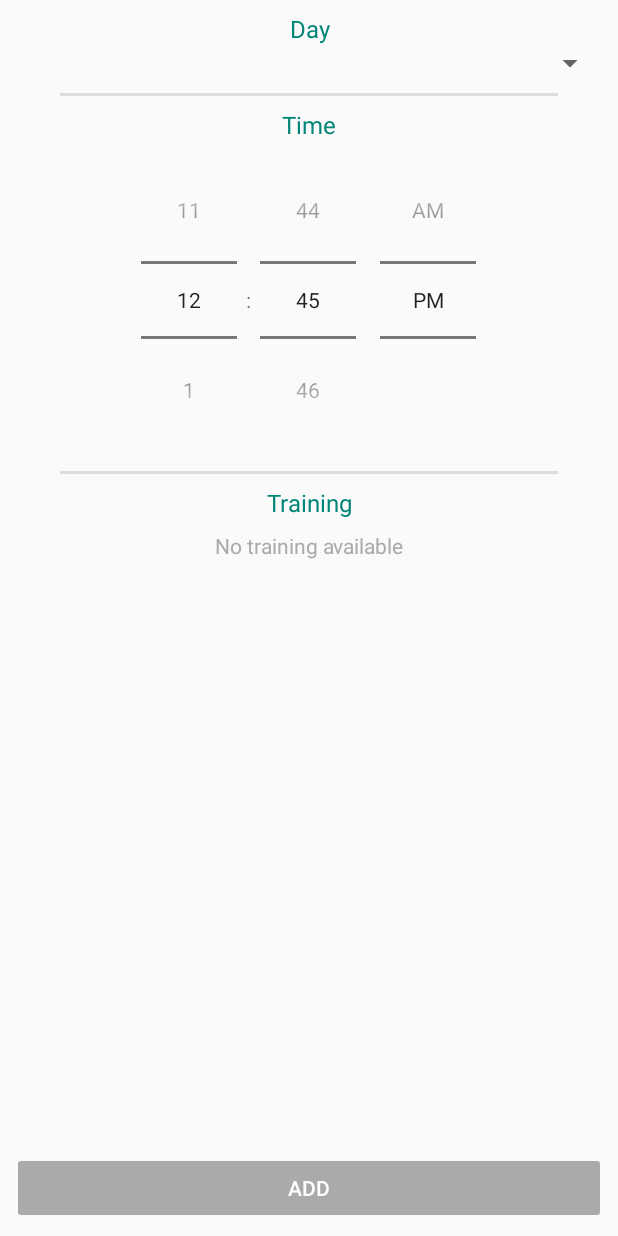
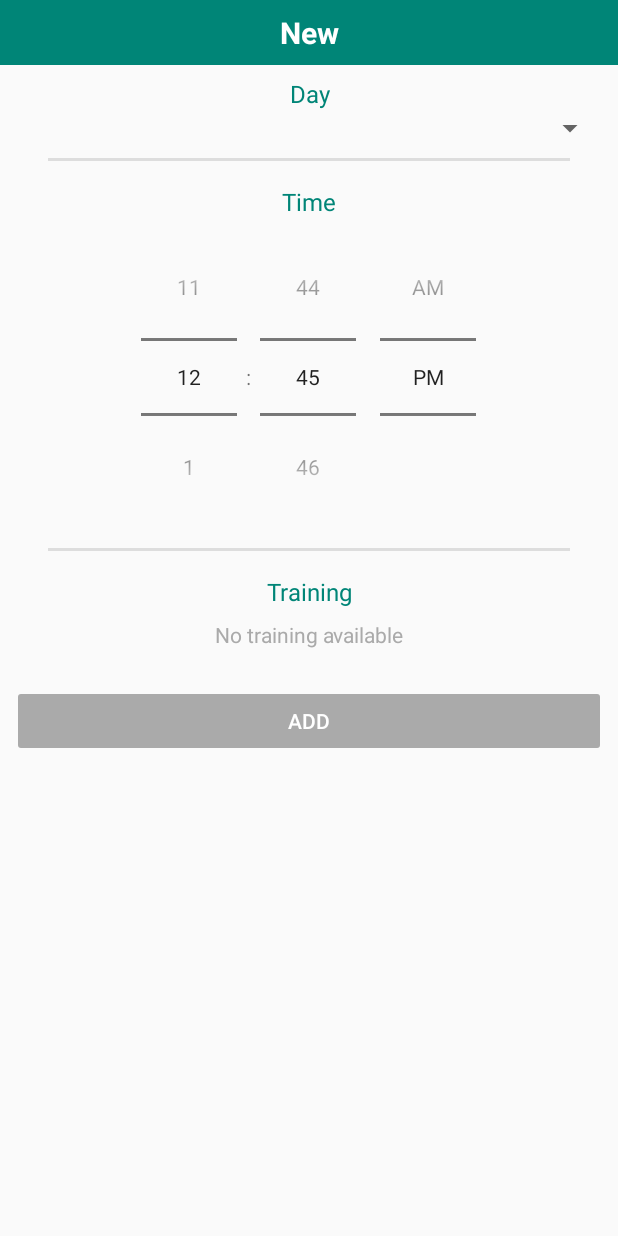
Before and after one commit to lulula1/MuscuBoost, an Android app: the layout schedule_add_fragment.xml on its own in the app's theme, with its tools: preview values and no code run, on a phone screen of 412 x 824 dp. Run offline under Robolectric (Android 15) with nearby library versions, the phone set to English and light mode, and no system bars.

Commit message:
Modification de l'interface d'ajout de créneau horaire

```diff
--- a/app/src/main/java/uqac/dim/muscuboost/ui/schedule/fragment/AddSlotDialogFragment.java
+++ b/app/src/main/java/uqac/dim/muscuboost/ui/schedule/fragment/AddSlotDialogFragment.java
@@ -4,15 +4,18 @@ import android.app.Dialog;
 import android.support.design.widget.BottomSheetDialogFragment;
 import android.text.format.DateFormat;
 import android.view.View;
+import android.view.ViewGroup;
 import android.widget.AdapterView;
 import android.widget.ArrayAdapter;
 import android.widget.Button;
+import android.widget.LinearLayout;
 import android.widget.ListView;
 import android.widget.Spinner;
 import android.widget.TextView;
 import android.widget.TimePicker;
 
 import java.util.ArrayList;
+import java.util.Calendar;
 import java.util.List;
 
 import uqac.dim.muscuboost.R;
@@ -48,14 +51,20 @@ public class AddSlotDialogFragment extends BottomSheetDialogFragment {
     public void onStart() {
         super.onStart();
 
+        final int MAX_SLOTS_SHOWN = 5;
+
         daysSpinner.setAdapter(new ArrayAdapter<>(getContext(),
                 android.R.layout.simple_spinner_dropdown_item, getWrappedWeek()));
+        daysSpinner.setSelection((Calendar.getInstance().get(Calendar.DAY_OF_WEEK) + 5) % 7);
 
         timePicker.setIs24HourView(DateFormat.is24HourFormat(getContext()));
 
         if(slottables != null && !slottables.isEmpty()) {
             slotsList.setAdapter(new ArrayAdapter<>(getContext(),
                     android.R.layout.simple_list_item_single_choice, getWrappedSlottables()));
+            slotsList.setLayoutParams(new LinearLayout.LayoutParams(
+                    ViewGroup.LayoutParams.MATCH_PARENT,
+                    Math.min(slottables.size(), MAX_SLOTS_SHOWN) * 100));
             emptyListText.setVisibility(View.GONE);
         }
 
--- a/app/src/main/res/layout/schedule_add_fragment.xml
+++ b/app/src/main/res/layout/schedule_add_fragment.xml
@@ -4,12 +4,19 @@
     android:layout_width="match_parent"
     android:layout_height="match_parent"
     android:orientation="vertical"
-    android:padding="8dp"
     tools:context=".ui.schedule.fragment.AddSlotDialogFragment">
+
+    <TextView
+        style="@style/schedule.addSlot.title"
+        android:text="@string/add_slot_new" />
+
+    <android.support.v4.widget.NestedScrollView
+        android:layout_width="match_parent"
+        android:layout_height="wrap_content">
 
         <LinearLayout
             android:layout_width="match_parent"
-        android:layout_height="wrap_content"
+            android:layout_height="match_parent"
             android:orientation="vertical">
 
             <TextView
@@ -19,15 +26,11 @@
             <Spinner
                 android:id="@+id/days_spinner"
                 android:layout_width="match_parent"
-            android:layout_height="wrap_content" />
-    </LinearLayout>
+                android:layout_height="wrap_content"
+                android:layout_marginStart="8dp"
+                android:layout_marginEnd="8dp" />
 
-    <View style="@style/schedule.addSlot.hr" />
-
-    <LinearLayout
-        android:layout_width="match_parent"
-        android:layout_height="wrap_content"
-        android:orientation="vertical">
+            <View style="@style/hr" />
 
             <TextView
                 style="@style/schedule.addSlot.label"
@@ -38,15 +41,8 @@
                 android:layout_width="match_parent"
                 android:layout_height="wrap_content"
                 android:timePickerMode="spinner" />
-    </LinearLayout>
 
-    <View style="@style/schedule.addSlot.hr" />
-
-    <LinearLayout
-        android:layout_width="match_parent"
-        android:layout_height="wrap_content"
-        android:layout_weight="1"
-        android:orientation="vertical">
+            <View style="@style/hr" />
 
             <TextView
                 style="@style/schedule.addSlot.label"
@@ -55,14 +51,15 @@
             <ListView
                 android:id="@+id/slots"
                 android:layout_width="match_parent"
-            android:layout_height="wrap_content"
-            android:choiceMode="singleChoice" />
+                android:layout_height="0dp"
+                android:layout_weight="1"
+                android:choiceMode="singleChoice"
+                android:nestedScrollingEnabled="true" />
 
             <TextView
                 android:id="@+id/empty_list"
                 style="@style/schedule.addSlot.empty_list"
                 android:text="@string/add_slot_empty_slot_list" />
-    </LinearLayout>
 
             <Button
                 android:id="@+id/add"
@@ -70,3 +67,5 @@
                 android:enabled="false"
                 android:text="@string/add_slot_add_label" />
         </LinearLayout>
+    </android.support.v4.widget.NestedScrollView>
+</LinearLayout>
--- a/app/src/main/res/values/strings.xml
+++ b/app/src/main/res/values/strings.xml
@@ -1,3 +1,4 @@
+<?xml version="1.0" encoding="utf-8"?>
 <resources>
     <string name="app_name">MuscuBoost</string>
     <string name="schedule_name">Schedule</string>
@@ -11,6 +12,7 @@
     <string name="empty_row">Rest</string>
     <string name="edit">Edit</string>
     <string name="delete">Delete</string>
+    <string name="add_slot_new">New</string>
     <string name="add_slot_day_label">Day</string>
     <string name="add_slot_time_label">Time</string>
     <string name="add_slot_slot_label">Training</string>
--- a/app/src/main/res/values/styles.xml
+++ b/app/src/main/res/values/styles.xml
@@ -5,6 +5,7 @@
         <item name="colorPrimary">@color/colorPrimary</item>
         <item name="colorPrimaryDark">@color/colorPrimaryDark</item>
         <item name="colorAccent">@color/colorAccent</item>
+        <item name="bottomSheetDialogTheme">@style/AppBottomSheetDialogTheme</item>
     </style>
 
     <style name="AppTheme.NoActionBar">
@@ -16,6 +17,24 @@
 
     <style name="AppTheme.PopupOverlay" parent="ThemeOverlay.AppCompat.Light" />
 
+    <style name="AppBottomSheetDialogTheme" parent="Theme.Design.Light.BottomSheetDialog">
+        <item name="bottomSheetStyle">@style/AppModalStyle</item>
+    </style>
+
+    <style name="AppModalStyle" parent="Widget.Design.BottomSheet.Modal">
+        <item name="behavior_peekHeight">256dp</item>
+    </style>
+
+
+    <style name="hr">
+        <item name="android:layout_width">match_parent</item>
+        <item name="android:layout_height">2dp</item>
+        <item name="android:layout_marginStart">32dp</item>
+        <item name="android:layout_marginTop">8dp</item>
+        <item name="android:layout_marginEnd">32dp</item>
+        <item name="android:layout_marginBottom">8dp</item>
+        <item name="android:background">#ddd</item>
+    </style>
 
     <style name="schedule">
         <item name="android:layout_width">match_parent</item>
@@ -80,22 +99,25 @@
 
     <style name="schedule.addSlot" />
 
+    <style name="schedule.addSlot.title">
+        <item name="android:layout_width">match_parent</item>
+        <item name="android:layout_height">wrap_content</item>
+        <item name="android:background">@color/colorPrimary</item>
+        <item name="android:gravity">center</item>
+        <item name="android:paddingTop">8dp</item>
+        <item name="android:paddingBottom">8dp</item>
+        <item name="android:textColor">@android:color/white</item>
+        <item name="android:textSize">20sp</item>
+        <item name="android:textStyle">bold</item>*
+    </style>
+
     <style name="schedule.addSlot.label">
         <item name="android:layout_width">match_parent</item>
         <item name="android:layout_height">wrap_content</item>
+        <item name="android:paddingTop">8dp</item>
         <item name="android:gravity">center_horizontal</item>
         <item name="android:textColor">@color/colorPrimary</item>
         <item name="android:textSize">16sp</item>
-    </style>
-
-    <style name="schedule.addSlot.hr">
-        <item name="android:layout_width">match_parent</item>
-        <item name="android:layout_height">2dp</item>
-        <item name="android:layout_marginStart">32dp</item>
-        <item name="android:layout_marginTop">8dp</item>
-        <item name="android:layout_marginEnd">32dp</item>
-        <item name="android:layout_marginBottom">8dp</item>
-        <item name="android:background">#ddd</item>
     </style>
 
     <style name="schedule.addSlot.empty_list">
@@ -110,6 +132,9 @@
     <style name="schedule.addSlot.add">
         <item name="android:layout_width">match_parent</item>
         <item name="android:layout_height">wrap_content</item>
+        <item name="android:layout_marginStart">8dp</item>
+        <item name="android:layout_marginEnd">8dp</item>
+        <item name="android:layout_marginBottom">8dp</item>
         <item name="android:backgroundTint">@drawable/btn</item>
         <item name="android:textColor">@android:color/white</item>
     </style>
```
Also changed, not shown: 1 other file. Lines whose indentation alone changed are shown as unchanged.
